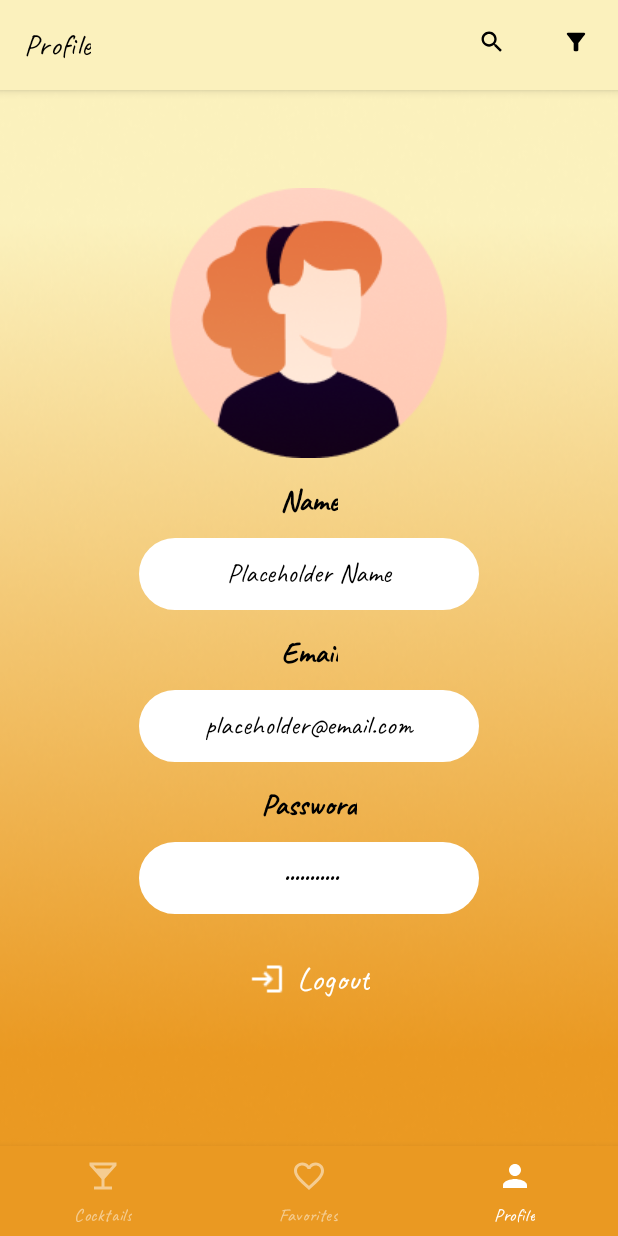
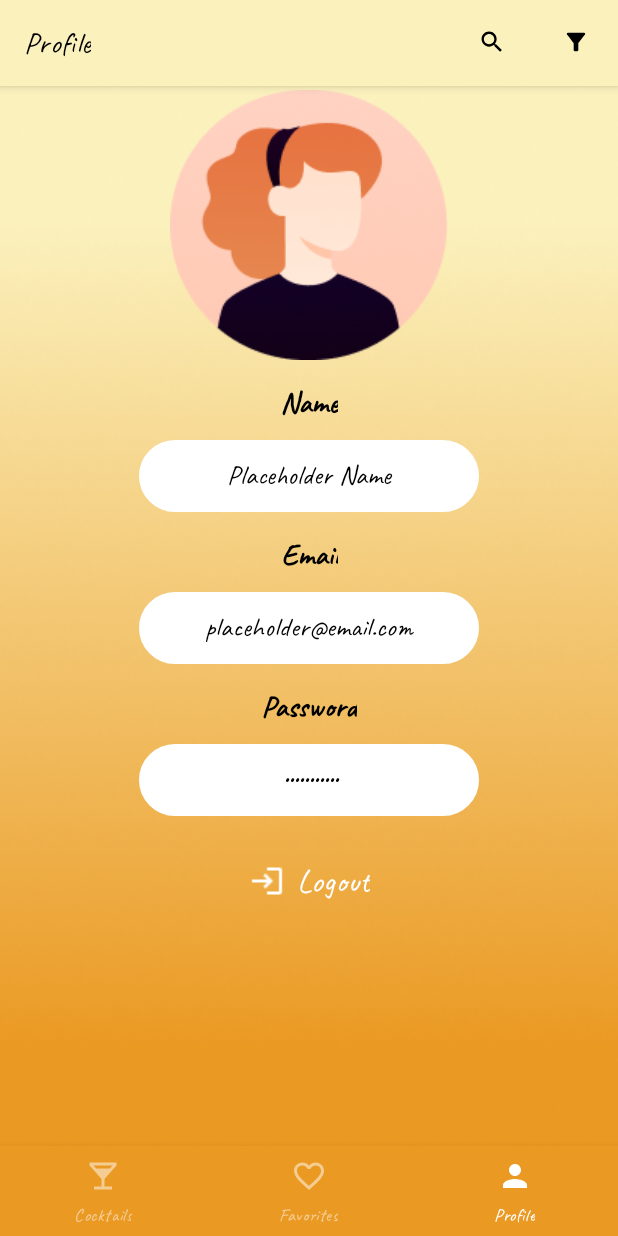
Before and after one commit to Fearthepencil/Android, an Android app: the ProfileFragment screen opened through its navigation route, on a phone screen of 412 x 824 dp. Run offline under Robolectric (Android 15) with nearby library versions, the phone set to English and light mode, and no system bars; our stand-ins replace navigation-ui.

Commit message:
Fix code

```diff
--- a/app/build.gradle.kts
+++ b/app/build.gradle.kts
@@ -60,7 +60,6 @@ dependencies {
     implementation("androidx.recyclerview:recyclerview:1.3.2")
     implementation("androidx.core:core-splashscreen:1.0.1")
     implementation("com.github.bumptech.glide:glide:4.16.0")
-    implementation("com.squareup.retrofit2:retrofit:2.9.0")
-    implementation("com.squareup.retrofit2:converter-gson:2.9.0")
+
 
 }
--- a/app/src/main/java/com/example/levi9application/CocktailsFragment.kt
+++ b/app/src/main/java/com/example/levi9application/CocktailsFragment.kt
@@ -9,15 +9,15 @@ import androidx.recyclerview.widget.GridLayoutManager
 import com.example.levi9application.databinding.FragmentCocktailsBinding
 
 class CocktailsFragment : Fragment(R.layout.fragment_cocktails) {
-    private lateinit var binding: FragmentCocktailsBinding
+    private var _binding: FragmentCocktailsBinding? = null
+    private val binding get() = _binding!!
     private lateinit var adapter: CocktailAdapter
     private lateinit var list: List<Cocktail>
 
     override fun onCreateView(
         inflater: LayoutInflater, container: ViewGroup?, savedInstanceState: Bundle?
     ): View {
-
-        binding = FragmentCocktailsBinding.inflate(inflater, container, false)
+        _binding = FragmentCocktailsBinding.inflate(inflater, container, false)
         return binding.root
     }
 
@@ -36,11 +36,15 @@ class CocktailsFragment : Fragment(R.layout.fragment_cocktails) {
                 R.drawable.image, context?.getString(R.string.placeholder) ?: "Not found", false
             ), Cocktail(
                 R.drawable.image, context?.getString(R.string.placeholder) ?: "Not found", false
+            ), Cocktail(
+                R.drawable.image, context?.getString(R.string.placeholder) ?: "Not found", false
+            ), Cocktail(
+                R.drawable.image, context?.getString(R.string.placeholder) ?: "Not found", false
             )
         )
     }
 
-    private fun rvSetup(){
+    private fun rvSetup() {
         list = dataInit()
 
         adapter = CocktailAdapter(list)
--- a/app/src/main/java/com/example/levi9application/MainActivity.kt
+++ b/app/src/main/java/com/example/levi9application/MainActivity.kt
@@ -19,7 +19,8 @@ import com.example.levi9application.databinding.ActivityMainBinding
 class MainActivity : AppCompatActivity() {
     private var keepSplashOnScreen = true
     private val delay = 2000L
-    private lateinit var binding: ActivityMainBinding
+    private var _binding: ActivityMainBinding? = null
+    private val binding get() = _binding!!
 
     @RequiresApi(Build.VERSION_CODES.S)
     override fun onCreate(savedInstanceState: Bundle?) {
@@ -27,7 +28,7 @@ class MainActivity : AppCompatActivity() {
         installSplashScreen().setKeepOnScreenCondition { keepSplashOnScreen }
         Handler(Looper.getMainLooper()).postDelayed({ keepSplashOnScreen = false }, delay)
 
-        binding = ActivityMainBinding.inflate(layoutInflater)
+        _binding = ActivityMainBinding.inflate(layoutInflater)
         setContentView(binding.root)
         val bottomNavigationView = binding.bottomNavigationView
         val navController = findNavController(R.id.fragment)
--- a/app/src/main/res/layout/fragment_profile.xml
+++ b/app/src/main/res/layout/fragment_profile.xml
@@ -24,7 +24,6 @@
                 android:layout_width="wrap_content"
                 android:layout_height="wrap_content"
                 android:layout_marginStart="141dp"
-                android:layout_marginTop="65dp"
                 android:layout_marginEnd="142dp"
                 android:drawableLeft="@drawable/logout"
                 android:src="@drawable/profile"
--- a/app/src/main/res/layout/toolbar.xml
+++ b/app/src/main/res/layout/toolbar.xml
@@ -11,7 +11,7 @@
     <TextView
         android:id="@+id/toolbar_title"
         android:layout_width="wrap_content"
-        android:layout_height="60dp"
+        android:layout_height="57dp"
         style="@style/TextAppearance.AppCompat.Widget.ActionBar.Title"
         android:layout_gravity="center" />
 
```
Also changed, not shown: app/src/main/java/com/example/levi9application/CocktailAdapter.kt (+13 -5 lines).
